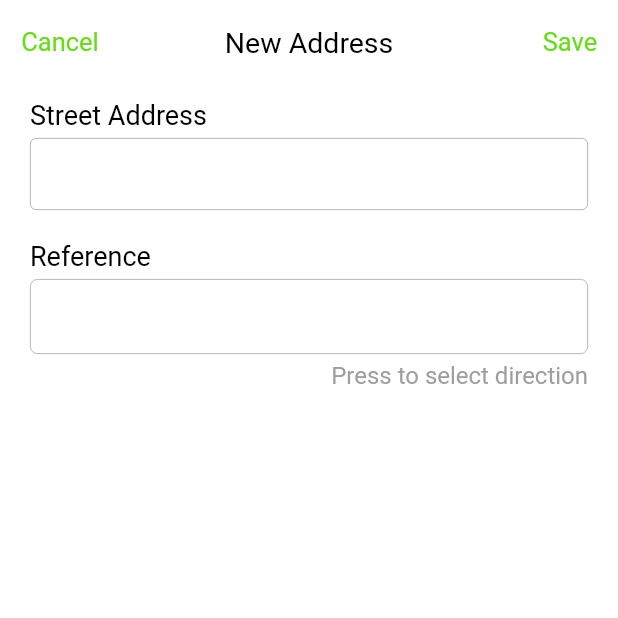
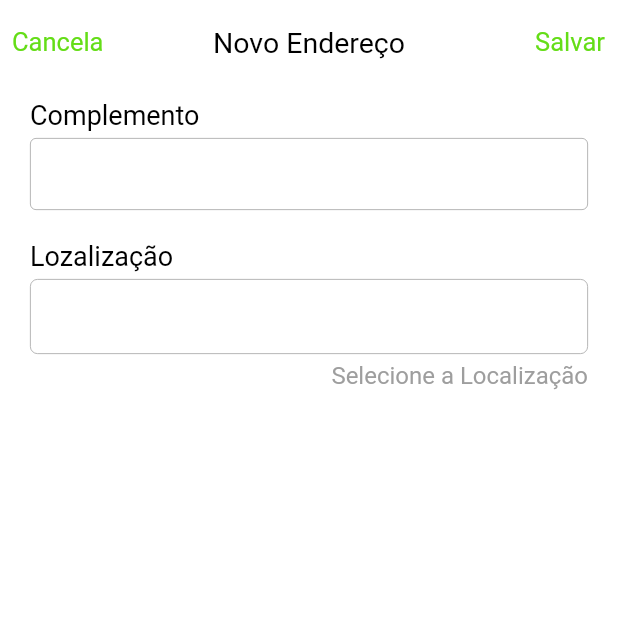
Before and after one commit to GabrielC8016/TCC---Dogslivery, a Flutter app: the AddStreetAddressPage screen opened directly, on a phone screen of 412 x 824 dp, the top half of it. Run offline on Flutter 3.47's test engine with Material 2 defaults, Android fonts, the phone set to English and light mode, and no system bars; our stand-ins replace bloc, carousel_slider, firebase_core, firebase_messaging, flutter_bloc, flutter_local_notifications and 12 more; missing offline and left inert: android_intent_plus, polyline_do; accounts and stored records are empty; generated files the repository leaves out were written again; project files that could hold a hidden picture were left out.

Commit message:
Atualização Patch 1.2

```diff
--- a/Frontend/lib/Screen/Profile/Maps/AddStreetAddressPage.dart
+++ b/Frontend/lib/Screen/Profile/Maps/AddStreetAddressPage.dart
@@ -1,3 +1,5 @@
+// ignore_for_file: prefer_const_constructors, library_private_types_in_public_api, use_key_in_widget_constructors
+
 import 'package:flutter/material.dart';
 import 'package:flutter_bloc/flutter_bloc.dart';
 import 'package:form_field_validator/form_field_validator.dart';
@@ -12,15 +14,12 @@ import 'package:dogslivery/Themes/ColorsDogsLivery.dart';
 import 'package:dogslivery/Widgets/AnimationRoute.dart';
 import 'package:dogslivery/Widgets/Widgets.dart';
 
-
 class AddStreetAddressPage extends StatefulWidget {
   @override
   _AddStreetAddressPageState createState() => _AddStreetAddressPageState();
 }
 
-
 class _AddStreetAddressPageState extends State<AddStreetAddressPage> {
-
   late TextEditingController _streetAddressController;
   final _keyForm = GlobalKey<FormState>();
 
@@ -37,91 +36,93 @@ class _AddStreetAddressPageState extends State<AddStreetAddressPage> {
     super.dispose();
   }
 
-
   @override
-  Widget build(BuildContext context)
-  {
+  Widget build(BuildContext context) {
     final userBloc = BlocProvider.of<UserBloc>(context);
     final myLocationBloc = BlocProvider.of<MylocationmapBloc>(context);
 
     return BlocListener<UserBloc, UserState>(
       listener: (context, state) {
-
-        if( state is LoadingUserState ){
-
+        if (state is LoadingUserState) {
           modalLoading(context);
-
-        } else if ( state is SuccessUserState ){
-
+        } else if (state is SuccessUserState) {
           Navigator.pop(context);
-          modalSuccess(context, 'Street Address added successfully', () => Navigator.pushReplacement(context, routeDogsLivery(page: ListAddressesPage())));
-
-        } else if ( state is FailureUserState ){
-
+          modalSuccess(
+              context,
+              'Endereço adicionado com Sucesso',
+              () => Navigator.pushReplacement(
+                  context, routeDogsLivery(page: ListAddressesPage())));
+        } else if (state is FailureUserState) {
           Navigator.pop(context);
-          ScaffoldMessenger.of(context).showSnackBar(SnackBar(content: TextDogsLivery(text: state.error, color: Colors.white), backgroundColor: Colors.red));
-
+          ScaffoldMessenger.of(context).showSnackBar(SnackBar(
+              content: TextDogsLivery(text: state.error, color: Colors.white),
+              backgroundColor: Colors.red));
         }
-
       },
       child: Scaffold(
         backgroundColor: Colors.white,
         appBar: AppBar(
           backgroundColor: Colors.white,
-          title: TextDogsLivery(text: 'New Address', fontSize: 19),
+          title: TextDogsLivery(text: 'Novo Endereço', fontSize: 19),
           centerTitle: true,
           elevation: 0,
           leadingWidth: 80,
           leading: TextButton(
-              onPressed: () => Navigator.pushReplacement(context, routeDogsLivery(page: ListAddressesPage())),
-              child: TextDogsLivery(text: 'Cancel', color: ColorsDogsLivery.primaryColor, fontSize: 17 )
-            ),
+              onPressed: () => Navigator.pushReplacement(
+                  context, routeDogsLivery(page: ListAddressesPage())),
+              child: TextDogsLivery(
+                  text: 'Cancelar',
+                  color: ColorsDogsLivery.primaryColor,
+                  fontSize: 17)),
           actions: [
             TextButton(
                 onPressed: () async {
-                  if( _keyForm.currentState!.validate() ){
-                    userBloc.add(
-                      OnAddNewAddressEvent(
+                  if (_keyForm.currentState!.validate()) {
+                    userBloc.add(OnAddNewAddressEvent(
                         _streetAddressController.text.trim(),
                         myLocationBloc.state.addressName,
-                        myLocationBloc.state.locationCentral!
-                      )
-                    );
+                        myLocationBloc.state.locationCentral!));
                   }
                 },
-                child: TextDogsLivery(text: 'Save', color: ColorsDogsLivery.primaryColor, fontSize: 17 )
-              ),
+                child: TextDogsLivery(
+                    text: 'Salvar',
+                    color: ColorsDogsLivery.primaryColor,
+                    fontSize: 17)),
           ],
         ),
         body: SafeArea(
           child: Form(
             key: _keyForm,
             child: Padding(
-              padding: const EdgeInsets.symmetric(horizontal: 20.0, vertical: 10.0),
+              padding:
+                  const EdgeInsets.symmetric(horizontal: 20.0, vertical: 10.0),
               child: Column(
                 crossAxisAlignment: CrossAxisAlignment.start,
                 children: [
-                  TextDogsLivery(text: 'Street Address'),
+                  TextDogsLivery(text: 'Complemento'),
                   SizedBox(height: 5.0),
                   FormFieldDogsLivery(
                     controller: _streetAddressController,
-                    validator: RequiredValidator(errorText: 'Street Address is required'),
+                    validator:
+                        RequiredValidator(errorText: 'Endereço é Obrigatório'),
                   ),
                   SizedBox(height: 20.0),
-                  TextDogsLivery(text: 'Reference'),
+                  TextDogsLivery(text: 'Lozalização'),
                   SizedBox(height: 5.0),
                   InkWell(
                     onTap: () async {
+                      final permissionGPS = await Permission.location.isGranted;
+                      final gpsActive =
+                          await Geolocator.isLocationServiceEnabled();
 
-                      final permissionGPS = await Permission.location.isGranted;
-                      final gpsActive = await Geolocator.isLocationServiceEnabled();
-
-                      if( permissionGPS && gpsActive ){
-                        Navigator.push(context, navigatorPageFadeInDogsLivery(context, MapLocationAddressPage()));
-                      }else {
+                      if (permissionGPS && gpsActive) {
+                        Navigator.push(
+                            context,
+                            navigatorPageFadeInDogsLivery(
+                                context, MapLocationAddressPage()));
+                      } else {
                         Navigator.pop(context);
                       }
-
                     },
                     child: Container(
                       padding: EdgeInsets.only(left: 10.0),
@@ -130,19 +131,19 @@ class _AddStreetAddressPageState extends State<AddStreetAddressPage> {
                       width: MediaQuery.of(context).size.width,
                       decoration: BoxDecoration(
                           border: Border.all(color: Colors.grey, width: .5),
-                        borderRadius: BorderRadius.circular(5.0)
-                      ),
+                          borderRadius: BorderRadius.circular(5.0)),
                       child: BlocBuilder<MylocationmapBloc, MylocationmapState>(
-                        builder: (_, state)
-                          => TextDogsLivery(text: state.addressName)
-                      ),
+                          builder: (_, state) =>
+                              TextDogsLivery(text: state.addressName)),
                     ),
                   ),
                   SizedBox(height: 5.0),
                   Align(
                       alignment: Alignment.centerRight,
-                    child: TextDogsLivery(text: 'Press to select direction', fontSize: 16, color: Colors.grey )
-                  )
+                      child: TextDogsLivery(
+                          text: 'Selecione a Localização',
+                          fontSize: 16,
+                          color: Colors.grey))
                 ],
               ),
             ),
```
Also changed, not shown: 1 other file. Lines whose indentation alone changed are shown as unchanged.
